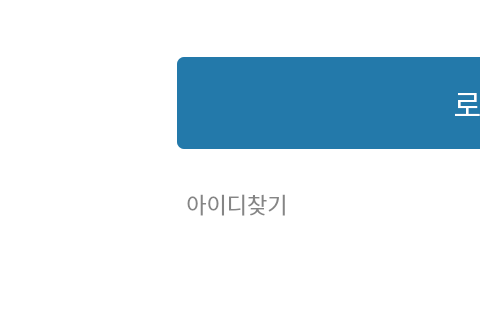
First picture: the form in source/designer_ui/login.ui, repository Leedonggeon123/save, before the edit; both pictures show x 145 to 625 and y 480 to 800 of the 1280 by 800 pixel window.
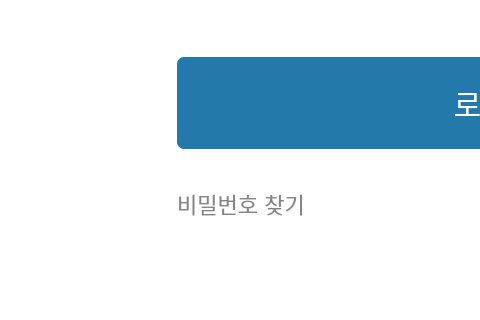
Second picture: the form after the edit.

Diff of the .ui file:
```diff
--- a/source/designer_ui/login.ui
+++ b/source/designer_ui/login.ui
@@ -4,7 +4,7 @@
  <widget class="QWidget" name="LoginPage">
   <property name="geometry"><rect><x>0</x><y>0</y><width>1280</width><height>800</height></rect></property>
   <property name="windowTitle"><string>JEWEL Cloud - 로그인</string></property>
-  <property name="styleSheet"><string notr="true">QWidget#LoginPage{background:#ffffff;} QFrame#top_bar{background:#ffffff;} QLabel#title_label{color:#0b3d63;font-size:72px;font-weight:800;} QLineEdit{background:#eeeeee;color:#858585;border:0;border-radius:7px;padding:13px 20px;font-size:22px;min-height:38px;} QPushButton{border:0;} QPushButton#login_button{background:#2379aa;color:white;border-radius:7px;font-size:30px;min-height:92px;} QPushButton#find_id_button,QPushButton#signup_button{background:transparent;color:#858585;font-size:22px;min-width:120px;}</string></property>
+  <property name="styleSheet"><string notr="true">QWidget#LoginPage{background:#ffffff;} QFrame#top_bar{background:#ffffff;} QLabel#title_label{color:#0b3d63;font-size:72px;font-weight:800;} QLineEdit{background:#eeeeee;color:#858585;border:0;border-radius:7px;padding:13px 20px;font-size:22px;min-height:38px;} QPushButton{border:0;} QPushButton#login_button{background:#2379aa;color:white;border-radius:7px;font-size:30px;min-height:92px;} QPushButton#find_password_button,QPushButton#signup_button{background:transparent;color:#858585;font-size:22px;min-width:120px;}</string></property>
   <layout class="QVBoxLayout" name="outer_layout">
    <property name="leftMargin"><number>0</number></property><property name="topMargin"><number>0</number></property><property name="rightMargin"><number>0</number></property><property name="bottomMargin"><number>0</number></property><property name="spacing"><number>0</number></property>
    <item><widget class="QFrame" name="top_bar"><property name="minimumSize"><size><width>0</width><height>40</height></size></property><property name="maximumSize"><size><width>16777215</width><height>40</height></size></property><property name="frameShape"><enum>QFrame::NoFrame</enum></property></widget></item>
@@ -18,7 +18,7 @@
     <item><spacer name="password_spacer"><property name="orientation"><enum>Qt::Vertical</enum></property><property name="sizeType"><enum>QSizePolicy::Fixed</enum></property><property name="sizeHint" stdset="0"><size><width>20</width><height>72</height></size></property></spacer></item>
     <item><widget class="QPushButton" name="login_button"><property name="text"><string>로그인</string></property></widget></item>
     <item><spacer name="button_spacer"><property name="orientation"><enum>Qt::Vertical</enum></property><property name="sizeType"><enum>QSizePolicy::Fixed</enum></property><property name="sizeHint" stdset="0"><size><width>20</width><height>38</height></size></property></spacer></item>
-    <item><layout class="QHBoxLayout" name="bottom_layout"><item><widget class="QPushButton" name="find_id_button"><property name="text"><string>아이디찾기</string></property></widget></item><item><spacer name="link_spacer"><property name="orientation"><enum>Qt::Horizontal</enum></property><property name="sizeHint" stdset="0"><size><width>300</width><height>20</height></size></property></spacer></item><item><widget class="QPushButton" name="signup_button"><property name="text"><string>회원가입</string></property></widget></item></layout></item>
+    <item><layout class="QHBoxLayout" name="bottom_layout"><item><widget class="QPushButton" name="find_password_button"><property name="text"><string>비밀번호 찾기</string></property></widget></item><item><spacer name="link_spacer"><property name="orientation"><enum>Qt::Horizontal</enum></property><property name="sizeHint" stdset="0"><size><width>300</width><height>20</height></size></property></spacer></item><item><widget class="QPushButton" name="signup_button"><property name="text"><string>회원가입</string></property></widget></item></layout></item>
    </layout></item>
   </layout>
  </widget>
```
